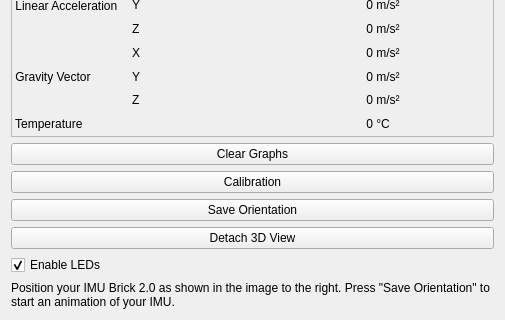
Before: the Qt Designer form src/brickv/plugin_system/plugins/imu_v2/ui/imu_v2.ui in Tinkerforge/brickv, drawn with Qt 5; both pictures show x 0 to 505 and y 423 to 743 of the 505 by 743 pixel window.
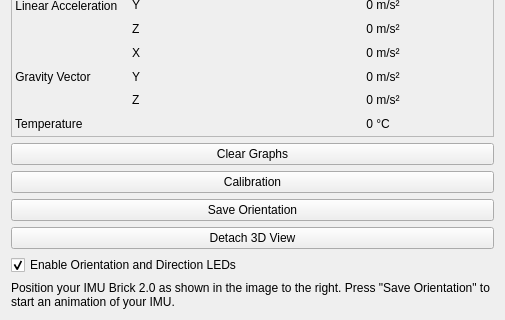
After: the same form once the commit is applied.

Diff of the .ui file:
```diff
--- a/src/brickv/plugin_system/plugins/imu_v2/ui/imu_v2.ui
+++ b/src/brickv/plugin_system/plugins/imu_v2/ui/imu_v2.ui
@@ -703,7 +703,7 @@
          <item>
           <widget class="QCheckBox" name="checkbox_leds">
            <property name="text">
-            <string>Enable LEDs</string>
+            <string>Enable Orientation and Direction LEDs</string>
            </property>
            <property name="checked">
             <bool>true</bool>
```
